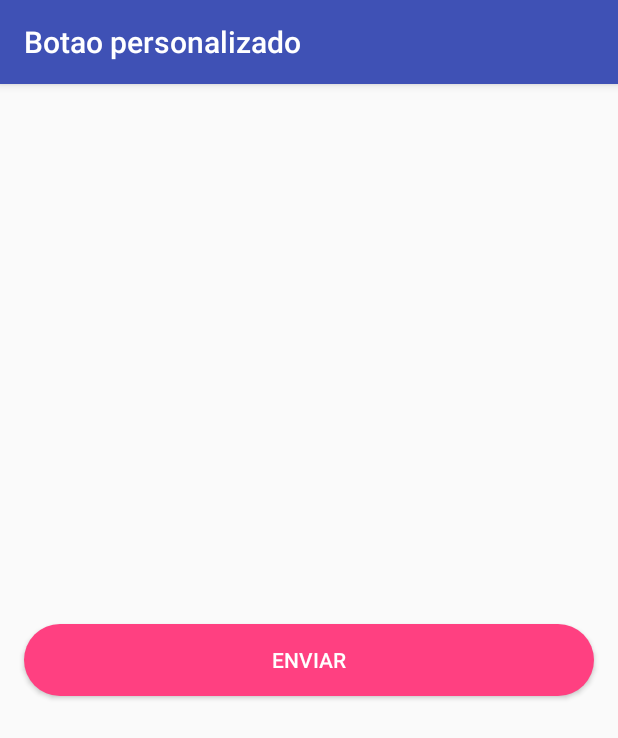
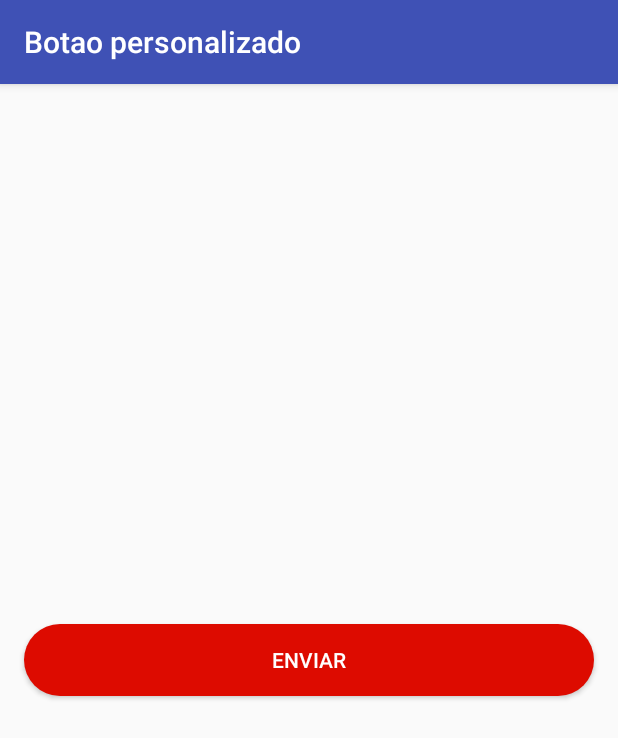
Before and after one commit to marcoscuomo/Botaopersonalizado, an Android app: the screen it shows after launch (MainActivity), on a phone screen of 412 x 824 dp. Shown: the top 738 px of the screen. Run offline under Robolectric (Android 15) with nearby library versions, the phone set to English and light mode, and no system bars.

Commit message:
Cria arquivos de layout

```diff
--- a/app/src/main/java/br/com/mojumob/botaopersonalizado/MainActivity.java
+++ b/app/src/main/java/br/com/mojumob/botaopersonalizado/MainActivity.java
@@ -2,12 +2,26 @@ package br.com.mojumob.botaopersonalizado;
 
 import android.support.v7.app.AppCompatActivity;
 import android.os.Bundle;
+import android.view.View;
+import android.widget.Button;
 
 public class MainActivity extends AppCompatActivity {
+
+    Button button;
 
     @Override
     protected void onCreate(Bundle savedInstanceState) {
         super.onCreate(savedInstanceState);
         setContentView(R.layout.activity_main);
+
+        button = findViewById(R.id.button);
+
+
+        button.setOnClickListener(new View.OnClickListener() {
+            @Override
+            public void onClick(View view) {
+
+            }
+        });
     }
 }
--- /dev/null
+++ b/app/src/main/res/drawable/bt_clicado.xml
@@ -0,0 +1,5 @@
+<shape xmlns:android="http://schemas.android.com/apk/res/android"
+    android:shape="rectangle">
+    <corners android:radius="25dp"/>
+    <solid android:color="#ED7574"/>
+</shape>
--- /dev/null
+++ b/app/src/main/res/drawable/bt_normal.xml
@@ -0,0 +1,5 @@
+<shape xmlns:android="http://schemas.android.com/apk/res/android"
+    android:shape="rectangle">
+    <corners android:radius="25dp"/>
+    <solid android:color="#DD0B00"/>
+</shape>
--- a/app/src/main/res/drawable/buttoncolor.xml
+++ /dev/null
@@ -1,4 +0,0 @@
-<?xml version="1.0" encoding="utf-8"?>
-<selector xmlns:android="http://schemas.android.com/apk/res/android">
-
-</selector>
--- a/app/src/main/res/drawable/style_button.xml
+++ b/app/src/main/res/drawable/style_button.xml
@@ -1,11 +1,19 @@
 <?xml version="1.0" encoding="utf-8"?>
 <selector xmlns:android="http://schemas.android.com/apk/res/android">
 
-    <item>
-        <shape android:shape="rectangle">
-            <solid android:color="@color/colorAccent"/>
-            <corners android:radius="25dp"/>
-        </shape>
-    </item>
+
+
+    <!-- pressionado -->
+    <item android:drawable="@drawable/bt_clicado" android:state_pressed="true" ></item>
+
+
+    <!-- focalisado-->
+    <item android:drawable="@drawable/bt_clicado" android:state_focused="true"></item>
+
+    <!-- normal-->
+    <item android:drawable="@drawable/bt_normal"></item>
+
+
+
 
 </selector>
```
